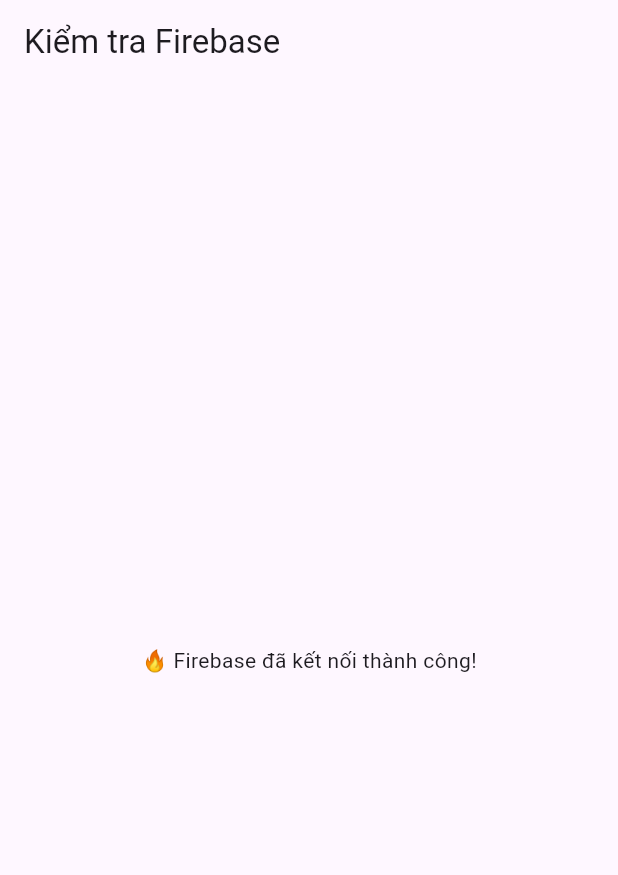
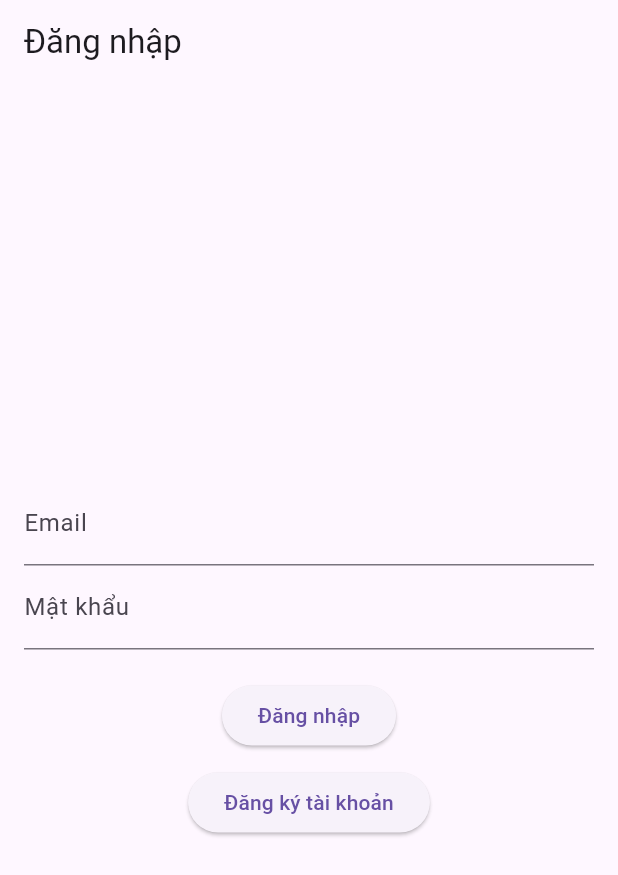
Before and after one commit to TomVietCode/tinaem-flutter, a Flutter app: the screen it shows after launch, on a phone screen of 412 x 824 dp. Shown: the top 875 px of the screen. Run offline on Flutter 3.47's test engine with Material 3 defaults, Android fonts, the light colour scheme and no system bars; our stand-ins replace firebase_auth, firebase_core; accounts and stored records are empty.

Commit message:
demo auth

```diff
--- a/lib/main.dart
+++ b/lib/main.dart
@@ -1,5 +1,6 @@
 import 'package:firebase_core/firebase_core.dart';
 import 'package:flutter/material.dart';
+import 'screens/login_screen.dart';
 
 void main() async {
   WidgetsFlutterBinding.ensureInitialized();
@@ -12,12 +13,7 @@
   Widget build(BuildContext context) {
     return MaterialApp(
       debugShowCheckedModeBanner: false,
-      home: Scaffold(
-        appBar: AppBar(title: Text("Kiểm tra Firebase")),
-        body: Center(
-          child: Text("🔥 Firebase đã kết nối thành công!"),
-        ),
-      ),
+      home: LoginScreen(),
     );
   }
 }
--- /dev/null
+++ b/lib/screens/login_screen.dart
@@ -0,0 +1,77 @@
+import 'package:flutter/material.dart';
+import '../services/auth_service.dart';
+import 'home_screen.dart';
+
+class LoginScreen extends StatefulWidget {
+  @override
+  _LoginScreenState createState() => _LoginScreenState();
+}
+
+class _LoginScreenState extends State<LoginScreen> {
+  final TextEditingController _emailController = TextEditingController();
+  final TextEditingController _passwordController = TextEditingController();
+  final AuthService _authService = AuthService();
+
+  @override
+  Widget build(BuildContext context) {
+    return Scaffold(
+      appBar: AppBar(title: Text("Đăng nhập")),
+      body: Padding(
+        padding: EdgeInsets.all(16.0),
+        child: Column(
+          mainAxisAlignment: MainAxisAlignment.center,
+          children: [
+            TextField(
+              controller: _emailController,
+              decoration: InputDecoration(labelText: "Email"),
+            ),
+            TextField(
+              controller: _passwordController,
+              decoration: InputDecoration(labelText: "Mật khẩu"),
+              obscureText: true,
+            ),
+            SizedBox(height: 20),
+            ElevatedButton(
+              onPressed: () async {
+                final user = await _authService.signInWithEmail(
+                  _emailController.text.trim(),
+                  _passwordController.text.trim(),
+                );
+                if (user != null) {
+                  Navigator.pushReplacement(
+                    context,
+                    MaterialPageRoute(builder: (context) => HomeScreen()),
+                  );
+                } else {
+                  ScaffoldMessenger.of(context).showSnackBar(
+                    SnackBar(content: Text("Đăng nhập thất bại")),
+                  );
+                }
+              },
+              child: Text("Đăng nhập"),
+            ),
+            SizedBox(height: 10),
+            ElevatedButton(
+              onPressed: () async {
+                final user = await _authService.signUpWithEmail(
+                  _emailController.text.trim(),
+                  _passwordController.text.trim(),
+                );
+                if (user != null) {
+                  ScaffoldMessenger.of(context).showSnackBar(
+                    SnackBar(content: Text("Đăng ký thành công!")),
+                  );
+                } else {
+                  ScaffoldMessenger.of(context).showSnackBar(
+                    SnackBar(content: Text("Đăng ký thất bại")),
+                  );
+                }
+              },
+              child: Text("Đăng ký tài khoản"),
+            ),
+          ],
+        ),
+      ),
+    );
+  }
+}
--- /dev/null
+++ b/lib/services/auth_service.dart
@@ -0,0 +1,41 @@
+import 'package:firebase_auth/firebase_auth.dart';
+
+class AuthService {
+  final FirebaseAuth _auth = FirebaseAuth.instance;
+
+  // Đăng ký tài khoản mới với Email & Mật khẩu
+  Future<User?> signUpWithEmail(String email, String password) async {
+    try {
+      UserCredential userCredential = await _auth.createUserWithEmailAndPassword(
+        email: email,
+        password: password,
+      );
+      return userCredential.user;
+    } catch (e) {
+      print("Lỗi đăng ký: $e");
+      return null;
+    }
+  }
+
+  // Đăng nhập với Email & Mật khẩu
+  Future<User?> signInWithEmail(String email, String password) async {
+    try {
+      UserCredential userCredential = await _auth.signInWithEmailAndPassword(
+        email: email,
+        password: password,
+      );
+      return userCredential.user;
+    } catch (e) {
+      print("Lỗi đăng nhập: $e");
+      return null;
+    }
+  }
+
+  // Đăng xuất
+  Future<void> signOut() async {
+    await _auth.signOut();
+  }
+
+  // Kiểm tra xem người dùng có đăng nhập không
+  Stream<User?> get userStream => _auth.authStateChanges();
+}
```
Also changed, not shown: lib/screens/home_screen.dart (added, +25 -0 lines), 1 other file.
